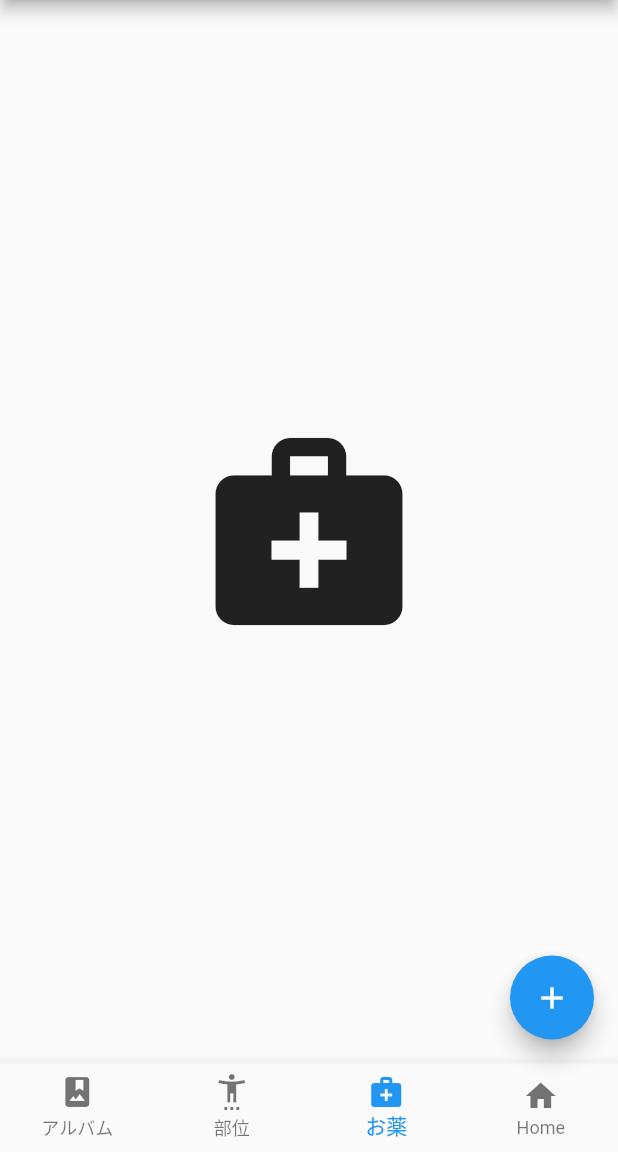
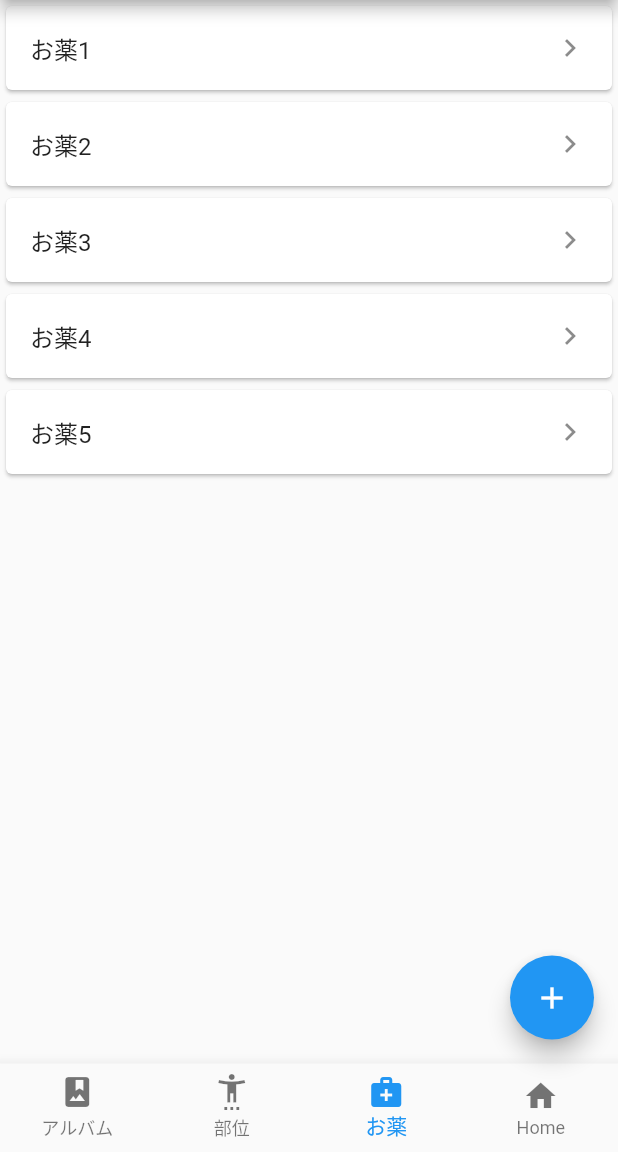
Before and after one commit to captain-blue210/itete_no_suke_flutter, a Flutter app: the screen it shows after launch, item 3 of the bottom bar chosen, on a phone screen of 412 x 824 dp, the part 84-1236 px from its top. Run offline on Flutter 3.47's test engine with Material 2 defaults, Android fonts, the phone set to English and light mode, and no system bars.

Commit message:
style : add medicine related pages

```diff
--- a/lib/view/pages/home.dart
+++ b/lib/view/pages/home.dart
@@ -1,4 +1,6 @@
 import 'package:flutter/material.dart';
+import 'package:itetenosukte_flutter/view/pages/medicine_list.dart';
+import 'package:itetenosukte_flutter/view/pages/medicine_registration.dart';
 import 'package:itetenosukte_flutter/view/pages/pain_record.dart';
 import 'package:itetenosukte_flutter/view/pages/pain_record_list.dart';
 
@@ -19,11 +21,7 @@ class _HomeState extends State<Home> {
       Icons.settings_accessibility,
       size: 150,
     ),
-    Icon(
-      Icons.medical_services,
-      size: 150,
-    ),
-    pain_record_list(),
+    MedicineList(),
     PainRecordList(),
   ];
 
@@ -41,7 +39,12 @@ class _HomeState extends State<Home> {
           showModalBottomSheet(
             context: context,
             isScrollControlled: true,
-            builder: (context) => PainRecordPage(),
+            builder: (context) {
+              if (_selectedIndex == 2) {
+                return MedicineRegistration();
+              }
+              return PainRecord();
+            },
           );
         },
         child: Icon(Icons.add),
--- /dev/null
+++ b/lib/view/pages/medicine_list.dart
@@ -0,0 +1,53 @@
+import 'package:flutter/material.dart';
+import 'package:itetenosukte_flutter/view/pages/pain_record.dart';
+
+class MedicineList extends StatefulWidget {
+  const MedicineList({Key? key}) : super(key: key);
+
+  @override
+  _MedicineListState createState() => _MedicineListState();
+}
+
+class _MedicineListState extends State<MedicineList> {
+  @override
+  Widget build(BuildContext context) {
+    return ListView(
+      children: <Widget>[
+        Card(
+          child: ListTile(
+            title: Text('お薬1'),
+            trailing: Icon(Icons.keyboard_arrow_right),
+            onTap: () => showBottomSheet(
+              context: context,
+              builder: (context) => PainRecord(),
+            ),
+          ),
+        ),
+        Card(
+          child: ListTile(
+            title: Text('お薬2'),
+            trailing: Icon(Icons.keyboard_arrow_right),
+          ),
+        ),
+        Card(
+          child: ListTile(
+            title: Text('お薬3'),
+            trailing: Icon(Icons.keyboard_arrow_right),
+          ),
+        ),
+        Card(
+          child: ListTile(
+            title: Text('お薬4'),
+            trailing: Icon(Icons.keyboard_arrow_right),
+          ),
+        ),
+        Card(
+          child: ListTile(
+            title: Text('お薬5'),
+            trailing: Icon(Icons.keyboard_arrow_right),
+          ),
+        ),
+      ],
+    );
+  }
+}
```
Also changed, not shown: lib/view/pages/medicine_registration.dart (added, +36 -0 lines).
